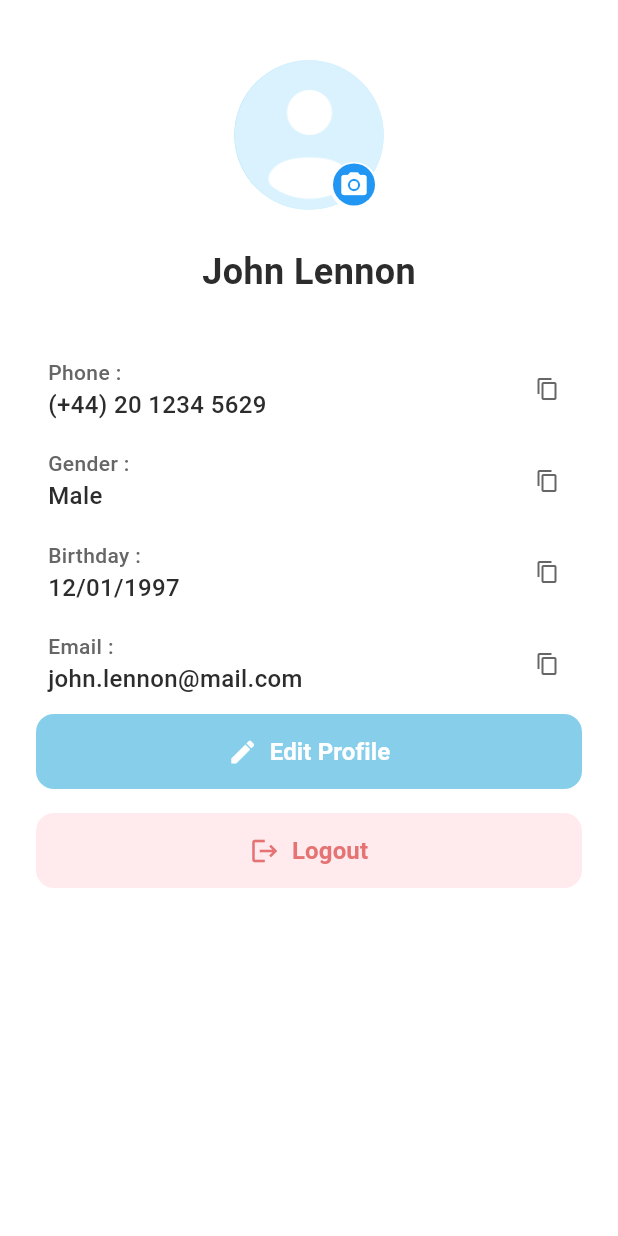
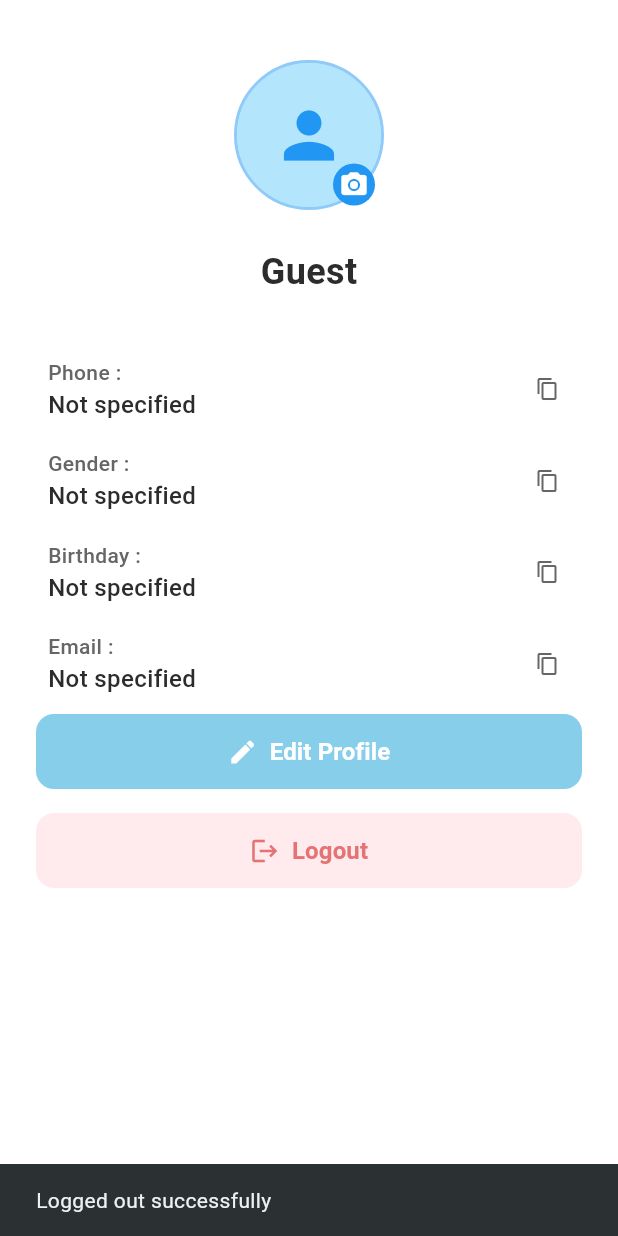
Before and after one commit to Hitesh4590/demoMessenger, a Flutter app: the ProfileScreen screen opened by its route, after a tap on "Logout", on a phone screen of 412 x 824 dp. Run offline on Flutter 3.47's test engine with Material 3 defaults, Android fonts, the phone set to English and light mode, and no system bars; our stand-ins replace cloud_firestore, firebase_auth, firebase_core, firebase_database, flutter_riverpod, flutter_svg and 3 more; missing offline and left inert: cloudinary_public; accounts and stored records are empty.

Commit message:
[Add] Added the firebase to fetch the user data from the database.

```diff
--- a/lib/main.dart
+++ b/lib/main.dart
@@ -33,7 +33,7 @@ class MyApp extends ConsumerWidget {
       theme: AppThemes.lightTheme,
       darkTheme: AppThemes.darkTheme,
       themeMode: themeMode,
-      initialRoute: AppRoute.home.path,
+      initialRoute: AppRoute.register.path,
       routes: appRoutes,
     );
   }
--- a/lib/models/register_model.dart
+++ b/lib/models/register_model.dart
@@ -1,3 +1,5 @@
+import 'package:cloud_firestore/cloud_firestore.dart';
+
 class UserModel {
   final String username;
   final String email;
@@ -33,5 +35,26 @@ class UserModel {
     );
   }
 
+  //converting the user model to json for the use in the firestore
+  Map<String, dynamic> toJson() => {
+    'username': username,
+    'email': email,
+    'phoneNumber': phoneNumber,
+    'gender': gender,
+    'birthdate': birthdate != null ? Timestamp.fromDate(birthdate!) : null,
+    'profileImageUrl': profileImageUrl,
+  };
+
+  // Create UserModel from Firestore document
+  factory UserModel.fromJson(Map<String, dynamic> json) => UserModel(
+    username: json['username'] ?? 'Unknown',
+    email: json['email'] ?? '',
+    phoneNumber: json['phoneNumber'] ?? '',
+    gender: json['gender'],
+    birthdate: json['birthdate'] != null
+        ? (json['birthdate'] as Timestamp).toDate()
+        : null,
+    profileImageUrl: json['profileImageUrl'],
+  );
 
 }
--- a/lib/providers/profile_provider.dart
+++ b/lib/providers/profile_provider.dart
@@ -1,33 +1,83 @@
-import 'package:flutter/material.dart';
 import 'package:flutter_riverpod/flutter_riverpod.dart';
-import 'package:intl/intl.dart';
 import '../models/register_model.dart';
+import '../services/register_service.dart';
+import 'package:cloud_firestore/cloud_firestore.dart';
+import 'package:firebase_auth/firebase_auth.dart';
 
 // Define ProfileNotifier to manage UserModel state
 class ProfileNotifier extends StateNotifier<UserModel> {
+  final RegisterService _registerService = RegisterService();
+
   ProfileNotifier()
       : super(UserModel(
-    username: 'John Lennon',
-    email: 'john.lennon@mail.com',
-    phoneNumber: '20 1234 5629',
-    gender: 'Male',
-    birthdate: DateTime(1997, 1, 12),
-    profileImageUrl: 'assets/images/profile.png',
-  ));
-
-  void setEditing(bool isEditing) {
-    state = state.copyWith();
+    username: 'Guest',
+    email: '',
+    phoneNumber: '',
+  )) {
+    _loadUserData();
   }
 
-  void updateProfile({
-    String? username,
-    String? email,
-    String? phoneNumber,
+  // Load user data from Firestore
+  Future<void> _loadUserData() async {
+    final user = FirebaseAuth.instance.currentUser;
+    if (user == null) {
+      return;
+    }
+
+    try {
+      final doc = await FirebaseFirestore.instance
+          .collection('users')
+          .doc(user.uid)
+          .get();
+      if (doc.exists) {
+        state = UserModel.fromJson(doc.data()!);
+      } else {
+        state = UserModel(
+          username: user.displayName ?? 'Unknown',
+          email: user.email ?? '',
+          phoneNumber: user.phoneNumber ?? '',
+          profileImageUrl: user.photoURL,
+        );
+      }
+    } catch (e) {
+      print('Error loading user data: $e');
+    }
+  }
+
+  // Update user profile in Firestore
+  Future<void> updateProfile({
+    required String username,
+    required String email,
+    required String phoneNumber,
     String? gender,
     DateTime? birthdate,
-    String? profileImageUrl,
-  }) {
-    state = state.copyWith(
+    String? imagePath,
+  }) async {
+    final user = FirebaseAuth.instance.currentUser;
+    if (user == null) {
+      throw Exception('No user signed in');
+    }
+
+    try {
+      // Check if username is taken (excluding current user)
+      if (username != state.username) {
+        if (await _registerService.isUsernameTaken(username)) {
+          throw Exception('The username is already taken');
+        }
+      }
+
+      // Upload profile image if provided
+      String? profileImageUrl = state.profileImageUrl;
+      if (imagePath != null && imagePath.isNotEmpty) {
+        profileImageUrl = await _registerService.uploadProfileImage(user.uid, imagePath);
+      }
+
+      // Update Firebase Authentication profile
+      await user.updateDisplayName(username);
+      await user.verifyBeforeUpdateEmail(email);
+
+      // Update Firestore document
+      final updatedUser = UserModel(
         username: username,
         email: email,
         phoneNumber: phoneNumber,
@@ -35,14 +85,22 @@ class ProfileNotifier extends StateNotifier<UserModel> {
         birthdate: birthdate,
         profileImageUrl: profileImageUrl,
       );
+
+      await FirebaseFirestore.instance
+          .collection('users')
+          .doc(user.uid)
+          .set(updatedUser.toJson());
+
+      state = updatedUser;
+    } catch (e) {
+      print('Error updating user data: $e');
+      rethrow;
+    }
   }
 }
 
+// Providers
+final profileProvider = StateNotifierProvider<ProfileNotifier, UserModel>(
+        (ref) => ProfileNotifier());
 
-// Create a provider for ProfileNotifier
-final profileProvider = StateNotifierProvider<ProfileNotifier, UserModel>((ref) {
-  return ProfileNotifier();
-});
-
-// Provider to manage editing state separately
 final isEditingProvider = StateProvider<bool>((ref) => false);
--- a/lib/screens/profile/profile_screen.dart
+++ b/lib/screens/profile/profile_screen.dart
@@ -1,12 +1,12 @@
+import 'package:demo_messenger/models/register_model.dart';
 import 'package:demo_messenger/providers/profile_provider.dart';
 import 'package:demo_messenger/screens/profile/edit_screen.dart';
 import 'package:demo_messenger/widgets/action_btn_widget.dart';
 import 'package:demo_messenger/widgets/displaytext_widget.dart';
 import 'package:flutter/material.dart';
-import 'package:demo_messenger/widgets/profileavatar_widget.dart';
-import 'package:demo_messenger/providers/theme_provider.dart';
 import 'package:flutter_riverpod/flutter_riverpod.dart';
 import 'package:intl/intl.dart';
+import 'package:firebase_auth/firebase_auth.dart';
 
 class ProfileScreen extends ConsumerStatefulWidget {
   const ProfileScreen({super.key});
@@ -17,10 +17,94 @@ class ProfileScreen extends ConsumerStatefulWidget {
 
 class _ProfileScreenState extends ConsumerState<ProfileScreen> {
   String? _selectedImagePath;
+
+  Widget _buildProfileImage() {
+    final user = ref.watch(profileProvider);
+
+    // Priority: Selected image > Network image > Default asset
+    if (_selectedImagePath != null) {
+      return Image.asset(
+        _selectedImagePath!,
+        fit: BoxFit.cover,
+        width: 100,
+        height: 100,
+        errorBuilder: (context, error, stackTrace) {
+          return _buildDefaultAvatar();
+        },
+      );
+    } else if (user.profileImageUrl != null && user.profileImageUrl!.isNotEmpty) {
+      // Check if it's a network URL
+      if (user.profileImageUrl!.startsWith('http')) {
+        return Image.network(
+          user.profileImageUrl!,
+          fit: BoxFit.cover,
+          width: 100,
+          height: 100,
+          loadingBuilder: (context, child, loadingProgress) {
+            if (loadingProgress == null) return child;
+            return Center(
+              child: CircularProgressIndicator(
+                value: loadingProgress.expectedTotalBytes != null
+                    ? loadingProgress.cumulativeBytesLoaded / loadingProgress.expectedTotalBytes!
+                    : null,
+              ),
+            );
+          },
+          errorBuilder: (context, error, stackTrace) {
+            return _buildDefaultAvatar();
+          },
+        );
+      } else {
+        // It's an asset path
+        return Image.asset(
+          user.profileImageUrl!,
+          fit: BoxFit.cover,
+          width: 100,
+          height: 100,
+          errorBuilder: (context, error, stackTrace) {
+            return _buildDefaultAvatar();
+          },
+        );
+      }
+    } else {
+      return _buildDefaultAvatar();
+    }
+  }
+
+  Widget _buildDefaultAvatar() {
+    return Container(
+      width: 100,
+      height: 100,
+      color: Colors.lightBlue.shade100,
+      child: const Icon(
+        Icons.person,
+        size: 50,
+        color: Colors.blue,
+      ),
+    );
+  }
+
   @override
   Widget build(BuildContext context) {
     final isEditing = ref.watch(isEditingProvider);
     final user = ref.watch(profileProvider);
+    final userAuth = FirebaseAuth.instance.currentUser;
+
+    // Check if user is authenticated
+    if (userAuth == null) {
+      return Scaffold(
+        backgroundColor: Colors.white,
+        body: SafeArea(
+          child: Center(
+            child: Text(
+              'Please sign in to view your profile',
+              style: TextStyle(fontSize: 18, color: Colors.grey[700]),
+            ),
+          ),
+        ),
+      );
+    }
+
     return Scaffold(
       backgroundColor: Colors.white,
       body: SafeArea(
@@ -37,16 +121,26 @@ class _ProfileScreenState extends ConsumerState<ProfileScreen> {
                     Stack(
                       children: [
                         //profile image
-                              ProfileAvatar(
-                                imagePath: user.profileImageUrl ?? (_selectedImagePath ?? 'assets/images/profile.png'),
-                                radius: 50,
-                                isFile: _selectedImagePath != null,
-                                backgroundColor: Colors.lightBlue.shade100,
-                                onImageSelected: (String? imagePath) {
-                                  setState(() {
-                                    _selectedImagePath = imagePath;
-                                  });
+                        GestureDetector(
+                          onTap: () {
+                            // Handle image selection if needed
+                            // You can implement image picker here
                           },
+                          child: Container(
+                            width: 100,
+                            height: 100,
+                            decoration: BoxDecoration(
+                              shape: BoxShape.circle,
+                              color: Colors.lightBlue.shade100,
+                              border: Border.all(
+                                color: Colors.blue.shade200,
+                                width: 2,
+                              ),
+                            ),
+                            child: ClipOval(
+                              child: _buildProfileImage(),
+                            ),
+                          ),
                         ),
                         Positioned(
                           bottom: 3,
@@ -84,24 +178,23 @@ class _ProfileScreenState extends ConsumerState<ProfileScreen> {
                     //phone
                     DisplayText(
                       label: 'Phone',
-                            value: '(+44) ${user.phoneNumber}',
+                      value: user.phoneNumber.isNotEmpty
+                          ? '(+44) ${user.phoneNumber}'
+                          : 'Not specified',
                     ),
                     DisplayText(
                       label: 'Gender',
                       value: user.gender ?? 'Not specified',
-                            // value: 'male',
                     ),
                     DisplayText(
                       label: 'Birthday',
                       value: user.birthdate != null
                           ? DateFormat('dd/MM/yyyy').format(user.birthdate!)
                           : 'Not specified',
-                            // value: 'Dob',
                     ),
                     DisplayText(
                       label: 'Email',
-                            value: user.email,
-                            // value: "ak@gmail.com",
+                      value: user.email.isNotEmpty ? user.email : 'Not specified',
                     ),
                     const SizedBox(height: 2),
 
@@ -112,13 +205,33 @@ class _ProfileScreenState extends ConsumerState<ProfileScreen> {
                       onPressed: () {
                         ref.read(isEditingProvider.notifier).state = true;
                       },
-                            // backgroundColor: CustomColors.getColor(context, AppColor.success),
                       foregroundColor: Colors.white,
                     ),
                     const SizedBox(height: 16),
                     ProfileActionButton(
                       label: 'Logout',
-                            onPressed: () {},
+                      onPressed: () async {
+                        // Sign out from Firebase
+                        await FirebaseAuth.instance.signOut();
+
+                        // Reset profile state to default values
+                        ref.read(profileProvider.notifier).state = UserModel(
+                          username: 'Guest',
+                          email: '',
+                          phoneNumber: '',
+                        );
+
+                        // Navigate to login screen or show appropriate message
+                        if (context.mounted) {
+                          // You can add navigation logic here if needed
+                          ScaffoldMessenger.of(context).showSnackBar(
+                            const SnackBar(
+                              content: Text('Logged out successfully'),
+                              duration: Duration(seconds: 2),
+                            ),
+                          );
+                        }
+                      },
                       icon: Icons.logout,
                       backgroundColor: const Color(0xFFFFEBEE),
                       foregroundColor: const Color(0xFFE57373),
--- a/lib/screens/registration/registration_screen.dart
+++ b/lib/screens/registration/registration_screen.dart
@@ -1,3 +1,4 @@
+import 'package:demo_messenger/screens/profile/profile_screen.dart';
 import 'package:flutter/material.dart';
 import 'package:demo_messenger/widgets/custom_text_form.dart';
 import 'package:demo_messenger/widgets/profileavatar_widget.dart';
@@ -135,7 +136,7 @@ class _RegistrationScreenState extends ConsumerState<RegistrationScreen> {
           ScaffoldMessenger.of(context).showSnackBar(
             const SnackBar(content: Text('Registered successfully')),
           );
-          // Navigator.pushReplacement(context, MaterialPageRoute(builder: (context) => TestScreen()));
+          Navigator.pushReplacement(context, MaterialPageRoute(builder: (context) => ProfileScreen()));
         }
       } catch (e) {
         if (mounted) {
--- a/lib/services/register_service.dart
+++ b/lib/services/register_service.dart
@@ -26,7 +26,7 @@ class RegisterService {
     }
   }
 
-  Future<String?> _uploadProfileImage(String userId, String? imagePath) async {
+  Future<String?> uploadProfileImage(String userId, String? imagePath) async {
     if (imagePath == null || imagePath.isEmpty) {
       print('No profile image path provided');
       return null;
@@ -71,7 +71,7 @@ class RegisterService {
         password: password.trim(),
       );
 
-      final profileImageUrl = await _uploadProfileImage(userCredential.user!.uid, imagePath);
+      final profileImageUrl = await uploadProfileImage(userCredential.user!.uid, imagePath);
 
       await _firestore.collection('users').doc(userCredential.user!.uid).set({
         'username': user.username.trim(),
```
Lines whose indentation alone changed are shown as unchanged.
